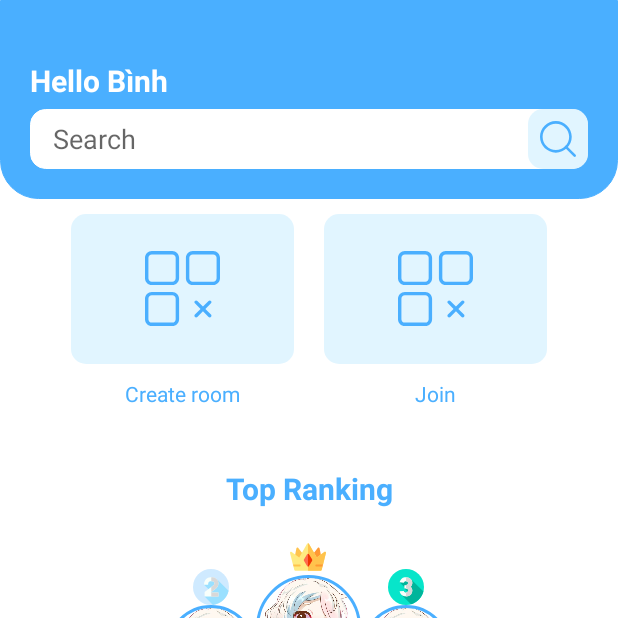
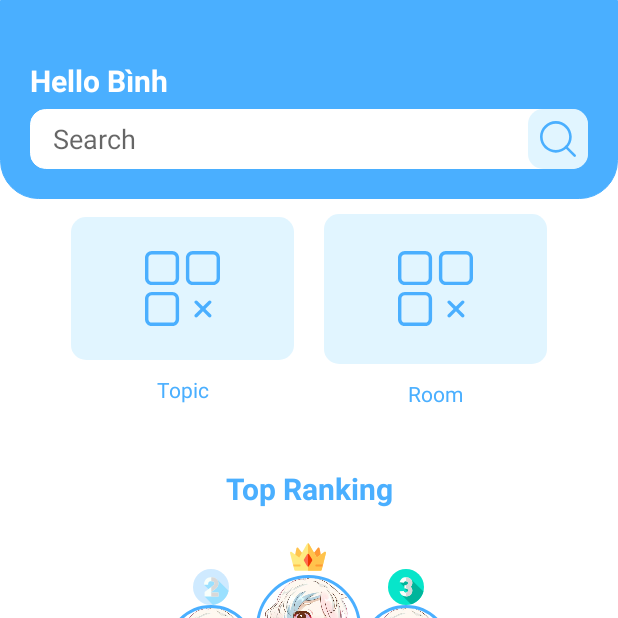
Before and after one commit to bnbbinh1993/BTL, an Android app: the MainActivity screen opened directly, with no data from a screen before it, on a phone screen of 412 x 824 dp, the top half of it. Run offline under Robolectric (Android 15) with nearby library versions, the phone set to English and light mode, and no system bars; our stand-ins replace CircleImageView, Firebase (no records; nobody signed in at launch, a user with empty details on screens opened directly); Roboto replaces fonts that are not available here; 1 statement that could not run was skipped.

Commit message:
cmt máy thằng nhật

```diff
--- a/app/src/main/AndroidManifest.xml
+++ b/app/src/main/AndroidManifest.xml
@@ -11,7 +11,9 @@
         android:supportsRtl="true"
         android:theme="@style/Theme.BTL"
         android:usesCleartextTraffic="true">
-        <activity android:name=".JoinActivity"></activity>
+        <activity android:name=".TopicActivity"></activity>
+        <activity android:name=".CreateRoomActivity" />
+        <activity android:name=".JoinActivity" />
         <activity
             android:name=".CreateQuestionActivity"
             android:screenOrientation="portrait"
--- a/app/src/main/java/com/example/btl/MainActivity.java
+++ b/app/src/main/java/com/example/btl/MainActivity.java
@@ -26,7 +26,8 @@ import com.google.firebase.auth.FirebaseAuth;
 import de.hdodenhof.circleimageview.CircleImageView;
 
 public class MainActivity extends AppCompatActivity {
-    private MaterialCardView btnCreate;
+    private MaterialCardView btnTopic;
+    private MaterialCardView btnRoom;
     private GoogleSignInClient mGoogleSignInClient;
     private FirebaseAuth auth;
     private GoogleSignInAccount acct;
@@ -39,15 +40,14 @@ public class MainActivity extends AppCompatActivity {
         super.onCreate(savedInstanceState);
         setContentView(R.layout.activity_main);
 
-
         initGG();
         init();
         getPersonByGG();
 
-        btnCreate.setOnClickListener(new View.OnClickListener() {
+        btnTopic.setOnClickListener(new View.OnClickListener() {
             @Override
             public void onClick(View v) {
-                startActivity(new Intent(MainActivity.this, CreateQuestionActivity.class));
+                startActivity(new Intent(MainActivity.this, TopicActivity.class));
             }
         });
         mAvatar.setOnClickListener(new View.OnClickListener() {
@@ -61,7 +61,8 @@ public class MainActivity extends AppCompatActivity {
 
 
     private void init() {
-        btnCreate = findViewById(R.id.btnCreate);
+        btnTopic = findViewById(R.id.btnTopic);
+        btnRoom = findViewById(R.id.btnRoom);
         txtName = findViewById(R.id.txtName);
         mAvatar = findViewById(R.id.mAvatar);
 
--- a/app/src/main/res/layout/activity_main.xml
+++ b/app/src/main/res/layout/activity_main.xml
@@ -72,7 +72,47 @@
         android:weightSum="2.5">
 
         <com.google.android.material.card.MaterialCardView
-            android:id="@+id/btnCreate"
+            android:id="@+id/btnTopic"
+            android:layout_width="0dp"
+            android:layout_height="wrap_content"
+            android:layout_gravity="center"
+            android:layout_margin="10dp"
+            android:layout_weight="1"
+            app:cardElevation="0dp">
+
+            <LinearLayout
+                android:layout_width="match_parent"
+                android:layout_height="wrap_content"
+                android:orientation="vertical">
+
+                <RelativeLayout
+                    android:layout_width="match_parent"
+                    android:layout_height="95dp"
+                    android:layout_gravity="center"
+                    android:background="@drawable/bg_3">
+
+                    <ImageView
+                        android:layout_width="50dp"
+                        android:layout_height="50dp"
+                        android:layout_centerInParent="true"
+                        android:src="@drawable/ic_basic" />
+                </RelativeLayout>
+
+                <TextView
+                    style="@style/TXT"
+                    android:layout_width="match_parent"
+                    android:layout_height="wrap_content"
+                    android:padding="10dp"
+                    android:text="Topic"
+                    android:textAlignment="center"
+                    android:textColor="@color/app"
+                    android:textSize="14sp" />
+            </LinearLayout>
+
+        </com.google.android.material.card.MaterialCardView>
+
+        <com.google.android.material.card.MaterialCardView
+            android:id="@+id/btnRoom"
             android:layout_width="0dp"
             android:layout_height="wrap_content"
             android:layout_gravity="center"
@@ -103,46 +143,7 @@
                     android:layout_width="match_parent"
                     android:layout_height="wrap_content"
                     android:padding="10dp"
-                    android:text="Create room"
-                    android:textAlignment="center"
-                    android:textColor="@color/app"
-                    android:textSize="14sp" />
-            </LinearLayout>
-
-        </com.google.android.material.card.MaterialCardView>
-
-        <com.google.android.material.card.MaterialCardView
-            android:layout_width="0dp"
-            android:layout_height="wrap_content"
-            android:layout_gravity="center"
-            android:layout_margin="10dp"
-            android:layout_weight="1"
-            app:cardElevation="0dp">
-
-            <LinearLayout
-                android:layout_width="match_parent"
-                android:layout_height="wrap_content"
-                android:orientation="vertical">
-
-                <RelativeLayout
-                    android:layout_width="match_parent"
-                    android:layout_height="100dp"
-                    android:layout_gravity="center"
-                    android:background="@drawable/bg_3">
-
-                    <ImageView
-                        android:layout_width="50dp"
-                        android:layout_height="50dp"
-                        android:layout_centerInParent="true"
-                        android:src="@drawable/ic_basic" />
-                </RelativeLayout>
-
-                <TextView
-                    style="@style/TXT"
-                    android:layout_width="match_parent"
-                    android:layout_height="wrap_content"
-                    android:padding="10dp"
-                    android:text="Join"
+                    android:text="Room"
                     android:textAlignment="center"
                     android:textColor="@color/app"
                     android:textSize="14sp" />
```
Also changed, not shown: app/src/main/java/com/example/btl/CreateRoomActivity.java (added, +125 -0 lines), app/src/main/java/com/example/btl/TopicActivity.java (added, +107 -0 lines), app/src/main/res/layout/activity_create_room.xml (added, +135 -0 lines), app/src/main/res/layout/activity_topic.xml (added, +21 -0 lines).
